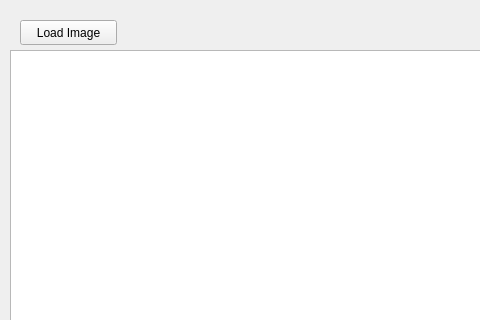
Qt form viewerform.ui (S-N-A/dicomClient) before a commit; both pictures show x 0 to 480 and y 0 to 320 of the 1051 by 971 pixel window.
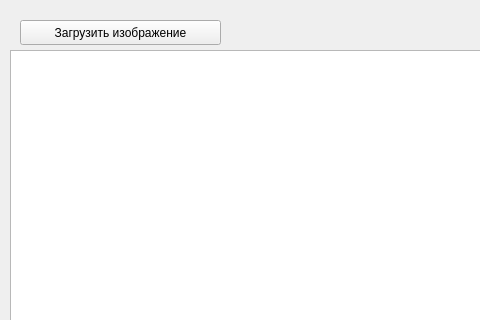
The same form after that commit. Custom widgets are drawn as their Qt base class.

What changed in the file:
```diff
--- a/viewerform.ui
+++ b/viewerform.ui
@@ -18,12 +18,12 @@
     <rect>
      <x>20</x>
      <y>20</y>
-     <width>97</width>
+     <width>201</width>
      <height>25</height>
     </rect>
    </property>
    <property name="text">
-    <string>Load Image</string>
+    <string>Загрузить изображение</string>
    </property>
   </widget>
   <widget class="SceneZoom" name="dicomGraphicsView">
```
